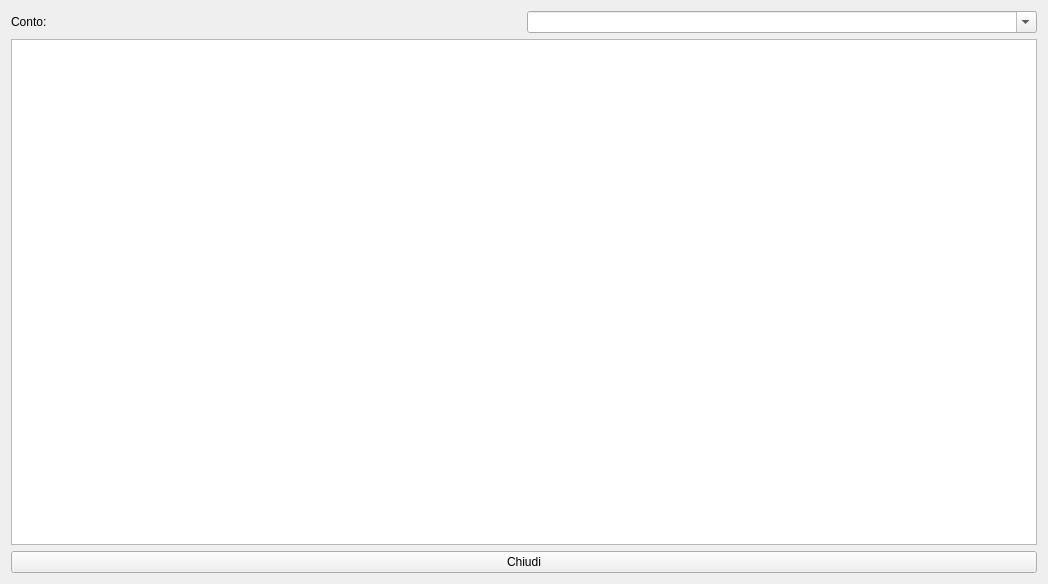
The window that cmastri.ui (fblabs/cimiapp2) describes before a commit, drawn with Qt 5.
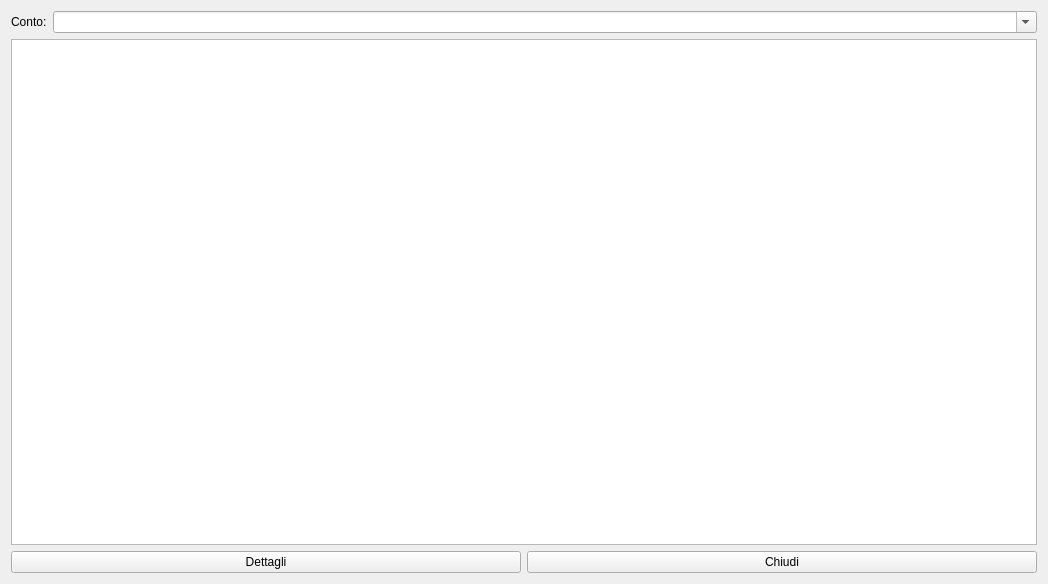
The same window after the commit. Icons and pictures are not drawn.

```diff
--- a/cmastri.ui
+++ b/cmastri.ui
@@ -17,19 +17,23 @@
    <iconset resource="graphics.qrc">
     <normaloff>:/Resources/SearchStatistics.png</normaloff>:/Resources/SearchStatistics.png</iconset>
   </property>
-  <layout class="QVBoxLayout" name="verticalLayout_2">
-   <item>
     <layout class="QVBoxLayout" name="verticalLayout">
      <item>
-      <layout class="QHBoxLayout" name="horizontalLayout">
-       <item>
+    <layout class="QFormLayout" name="formLayout">
+     <item row="0" column="0">
         <widget class="QLabel" name="label">
+       <property name="maximumSize">
+        <size>
+         <width>50</width>
+         <height>16777215</height>
+        </size>
+       </property>
          <property name="text">
           <string>Conto:</string>
          </property>
         </widget>
        </item>
-       <item>
+     <item row="0" column="1">
         <widget class="QComboBox" name="cbConti">
          <property name="editable">
           <bool>true</bool>
@@ -46,9 +50,35 @@
        <property name="alternatingRowColors">
         <bool>true</bool>
        </property>
-      </widget>
-     </item>
-    </layout>
+     <property name="selectionMode">
+      <enum>QAbstractItemView::SingleSelection</enum>
+     </property>
+     <property name="selectionBehavior">
+      <enum>QAbstractItemView::SelectRows</enum>
+     </property>
+     <property name="sortingEnabled">
+      <bool>true</bool>
+     </property>
+    </widget>
+   </item>
+   <item>
+    <layout class="QHBoxLayout" name="horizontalLayout_2">
+     <item>
+      <widget class="QPushButton" name="pushButton_2">
+       <property name="text">
+        <string>Dettagli</string>
+       </property>
+       <property name="icon">
+        <iconset resource="graphics.qrc">
+         <normaloff>:/Resources/InvoiceSearch.png</normaloff>:/Resources/InvoiceSearch.png</iconset>
+       </property>
+       <property name="iconSize">
+        <size>
+         <width>32</width>
+         <height>32</height>
+        </size>
+       </property>
+      </widget>
    </item>
    <item>
     <widget class="QPushButton" name="pushButton">
@@ -66,6 +96,8 @@
       </size>
      </property>
     </widget>
+     </item>
+    </layout>
    </item>
   </layout>
  </widget>
```
Left out of the diff: 3 changed lines with no effect on the pictures. Lines whose indentation alone changed are shown as unchanged.
